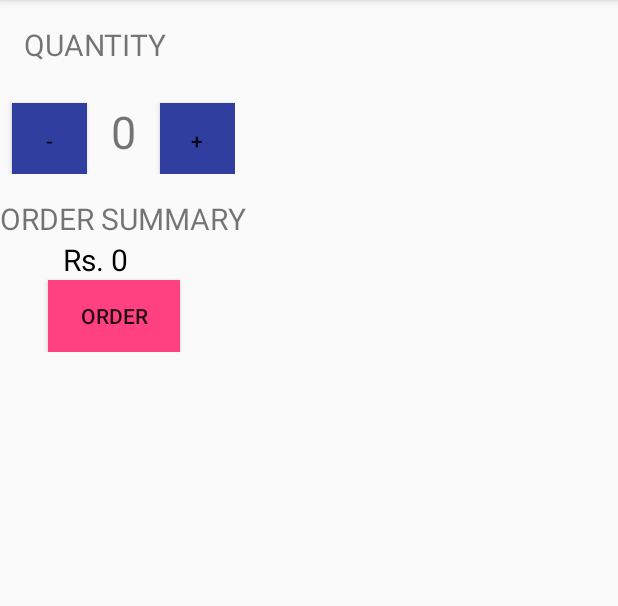
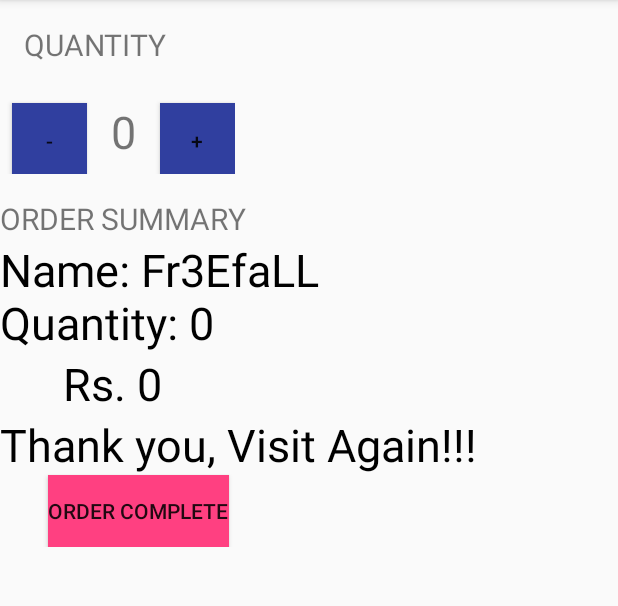
Before and after one commit to nishu88/Summer_Hobbies.inc, an Android app: the screen it shows after launch (MainActivity), after a tap on "ORDER", on a phone screen of 412 x 824 dp, the part 84-690 px from its top. Run offline under Robolectric (Android 15) with nearby library versions, the light colour scheme and no system bars.

Commit message:
changes to java file

```diff
--- a/Android App Dev/JustJava_CoffeeOrderingApp/app/src/main/java/com/nishu/interrupt/zero/fr3efall/justjava_coffeeorderingapp/MainActivity.java
+++ b/Android App Dev/JustJava_CoffeeOrderingApp/app/src/main/java/com/nishu/interrupt/zero/fr3efall/justjava_coffeeorderingapp/MainActivity.java
@@ -3,6 +3,7 @@ package com.nishu.interrupt.zero.fr3efall.justjava_coffeeorderingapp;
 import android.support.v7.app.AppCompatActivity;
 import android.os.Bundle;
 import android.view.View;
+import android.widget.Button;
 import android.widget.TextView;
 
 public class MainActivity extends AppCompatActivity {
@@ -41,6 +42,20 @@ public class MainActivity extends AppCompatActivity {
     }
 
     public void orderClicked(View view) {
+        TextView amt_text_view=(TextView) findViewById(
+                R.id.bill);
+        String order="Name: Fr3EfaLL \n";
+        order=order+"Quantity: "+quantity;
+        amt_text_view.setText(order);
+
+        TextView thankYou_text_view=(TextView) findViewById(
+                R.id.thankYou);
+        thankYou_text_view.setText("Thank you, Visit Again!!!");
+
+        Button but=(Button) findViewById(
+                R.id.order_button);
+        but.setText("Order Complete");
+
 
     }
 
--- a/Android App Dev/JustJava_CoffeeOrderingApp/app/src/main/res/layout/activity_main.xml
+++ b/Android App Dev/JustJava_CoffeeOrderingApp/app/src/main/res/layout/activity_main.xml
@@ -59,6 +59,13 @@
             android:text="Order Summary"
             android:textAllCaps="true"
             android:textSize="20sp" />
+        <TextView
+            android:layout_width="wrap_content"
+            android:layout_height="wrap_content"
+            android:id="@+id/bill"
+            android:text=""
+            android:textSize="30sp"
+            android:textColor="@android:color/black"/>
 
         <TextView
             android:layout_width="wrap_content"
@@ -67,7 +74,15 @@
             android:id="@+id/amount"
             android:text="Rs. 0"
             android:textColor="@android:color/black"
-            android:textSize="20sp" />
+            android:textSize="30sp" />
+
+        <TextView
+            android:layout_width="wrap_content"
+            android:layout_height="wrap_content"
+            android:id="@+id/thankYou"
+            android:text=""
+            android:textSize="30sp"
+            android:textColor="@android:color/black" />
 
         <Button
             android:layout_width="wrap_content"
@@ -75,6 +90,7 @@
             android:layout_marginStart="32dp"
             android:background="@color/colorAccent"
             android:text="ORDER"
+            android:id="@+id/order_button"
             android:onClick="orderClicked"/>
 
     </LinearLayout>
```
